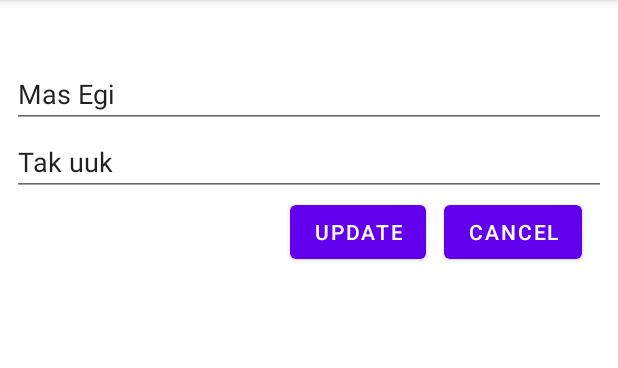
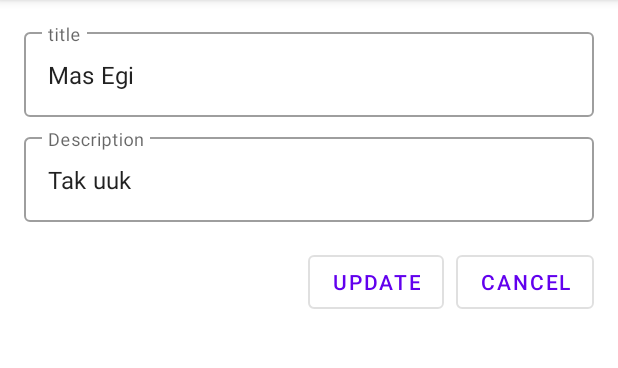
Before and after one commit to edwardsuwirya/my-simple-recyclerview, an Android app: the screen it shows after launch (MainActivity), after a tap on "Mas Egi", on a phone screen of 412 x 824 dp, the part 84-452 px from its top. Run offline under Robolectric (Android 15) with nearby library versions, the phone set to English and light mode, and no system bars.

Commit message:
Add feature in the same fragment with update

```diff
--- a/app/src/main/java/com/enigmacamp/mysimplerecyclerview/data/repository/ItemRepository.kt
+++ b/app/src/main/java/com/enigmacamp/mysimplerecyclerview/data/repository/ItemRepository.kt
@@ -33,6 +33,7 @@ class ItemRepository : SimpleRepository {
         var oldItem = itemList.find {
             it.id == item.id
         }
+        Log.d("Repo", oldItem.toString())
         oldItem?.let {
             delete(it)
             add(item)
--- a/app/src/main/java/com/enigmacamp/mysimplerecyclerview/presentation/item/home/HomeFragment.kt
+++ b/app/src/main/java/com/enigmacamp/mysimplerecyclerview/presentation/item/home/HomeFragment.kt
@@ -50,10 +50,11 @@ class HomeFragment : Fragment() {
                 layoutManager = LinearLayoutManager(requireContext())
                 adapter = rvAdapter
             }
+
             addButton.setOnClickListener {
-                viewModel.onAddItem(
-                    titleEditText.text.toString(),
-                    descriptionEditText.text.toString()
+                Navigation.findNavController(requireView()).navigate(
+                    R.id.action_homeFragment_to_updateFragment,
+                    bundleOf("update_action" to "ADD")
                 )
             }
         }
@@ -77,8 +78,16 @@ class HomeFragment : Fragment() {
         })
         viewModel.itemUpdateLiveData.observe(this, {
             Navigation.findNavController(requireView())
-                .navigate(R.id.action_homeFragment_to_updateFragment, bundleOf("item_update" to it))
+                .navigate(
+                    R.id.action_homeFragment_to_updateFragment,
+                    bundleOf("item_update" to it, "update_action" to "UPDATE")
+                )
         })
+    }
+
+    override fun onDestroyView() {
+        super.onDestroyView()
+        arguments?.clear()
     }
 
     companion object {
--- a/app/src/main/java/com/enigmacamp/mysimplerecyclerview/presentation/item/home/HomeViewModel.kt
+++ b/app/src/main/java/com/enigmacamp/mysimplerecyclerview/presentation/item/home/HomeViewModel.kt
@@ -35,8 +35,4 @@ class HomeViewModel(private val repository: SimpleRepository) : ViewModel(), Ite
         _itemUpdateLiveData.value = item
     }
 
-    fun onAddItem(title: String, description: String) {
-        repository.add(Item(title = title, description = description))
-        loadItemData()
-    }
 }
--- a/app/src/main/java/com/enigmacamp/mysimplerecyclerview/presentation/item/home/ItemViewHolder.kt
+++ b/app/src/main/java/com/enigmacamp/mysimplerecyclerview/presentation/item/home/ItemViewHolder.kt
@@ -17,7 +17,7 @@ class ItemViewHolder(view: View, val clickListener: ItemClickListener) :
             deleteButton.setOnClickListener {
                 clickListener.onDelete(item)
             }
-            titleTextView.setOnClickListener {
+            itemCard.setOnClickListener {
                 clickListener.onUpdate(item)
             }
         }
--- a/app/src/main/java/com/enigmacamp/mysimplerecyclerview/presentation/item/update/UpdateFragment.kt
+++ b/app/src/main/java/com/enigmacamp/mysimplerecyclerview/presentation/item/update/UpdateFragment.kt
@@ -23,12 +23,17 @@ import com.enigmacamp.mysimplerecyclerview.databinding.FragmentUpdateBinding
  */
 class UpdateFragment : Fragment() {
     private var itemUpdate: Item? = null
+    private var updateAction: String? = null
+
     private lateinit var binding: FragmentUpdateBinding
     private lateinit var viewModel: UpdateViewModel
+    private var updatedItem: Item? = null
+
     override fun onCreate(savedInstanceState: Bundle?) {
         super.onCreate(savedInstanceState)
         arguments?.let {
             itemUpdate = it.getParcelable<Item>("item_update")
+            updateAction = it.getString("update_action", "")
         }
         initViewModel()
         subscribe()
@@ -43,20 +48,31 @@ class UpdateFragment : Fragment() {
             cancelButton.setOnClickListener {
                 Navigation.findNavController(requireView()).popBackStack()
             }
+
             itemUpdate?.apply {
+                titleUpdateEditText.editText?.setText(title)
+                descriptionUpdateEditText.editText?.setText(description)
+            }
+            updateButton.setOnClickListener {
+                when (updateAction) {
+                    "ADD" -> {
+                        viewModel.onAddItem(
+                            titleUpdateEditText.editText?.text.toString(),
+                            descriptionUpdateEditText.editText?.text.toString()
+                        )
+                    }
+                    "UPDATE" -> {
+                        itemUpdate?.apply {
+                            val updatedItem = copy(
+                                title = titleUpdateEditText.editText?.text.toString(),
+                                description = descriptionUpdateEditText.editText?.text.toString()
+                            )
+                            viewModel.onUpdate(updatedItem)
+                        }
+                    }
+                }
 
-                titleUpdateEditText.setText(title)
-                descriptionUpdateEditText.setText(description)
-                updateButton.setOnClickListener {
-                    val updatedItem = copy(
-                        title = titleUpdateEditText.text.toString(),
-                        description = descriptionUpdateEditText.text.toString()
-                    )
-                    Log.d("Repo", updatedItem.toString())
-                    viewModel.onUpdate(updatedItem)
-                }
             }
-
         }
         return binding.root
     }
--- a/app/src/main/java/com/enigmacamp/mysimplerecyclerview/presentation/item/update/UpdateViewModel.kt
+++ b/app/src/main/java/com/enigmacamp/mysimplerecyclerview/presentation/item/update/UpdateViewModel.kt
@@ -17,4 +17,9 @@ class UpdateViewModel(private val repository: SimpleRepository) : ViewModel() {
         val itemUpdated = repository.update(item)
         _updateStatus.value = itemUpdated
     }
+
+    fun onAddItem(title: String, description: String) {
+        val itemUpdated = repository.add(Item(title = title, description = description))
+        _updateStatus.value = itemUpdated
+    }
 }
--- a/app/src/main/res/layout/fragment_update.xml
+++ b/app/src/main/res/layout/fragment_update.xml
@@ -6,51 +6,66 @@
     android:layout_height="match_parent"
     tools:context=".presentation.item.update.UpdateFragment">
 
-    <EditText
+    <com.google.android.material.textfield.TextInputLayout
         android:id="@+id/title_update_editText"
-        android:layout_width="0dp"
+        style="@style/Widget.MaterialComponents.TextInputLayout.OutlinedBox"
+        android:layout_width="match_parent"
         android:layout_height="wrap_content"
-        android:layout_marginStart="8dp"
-        android:layout_marginTop="40dp"
-        android:layout_marginEnd="8dp"
-        android:ems="10"
-        android:hint="Title"
-        android:inputType="textPersonName"
+        android:layout_marginStart="16dp"
+        android:layout_marginTop="16dp"
+        android:layout_marginEnd="16dp"
+        android:hint="title"
         app:layout_constraintEnd_toEndOf="parent"
-        app:layout_constraintHorizontal_bias="0.0"
         app:layout_constraintStart_toStartOf="parent"
-        app:layout_constraintTop_toTopOf="parent" />
+        app:layout_constraintTop_toTopOf="parent">
 
-    <EditText
+        <com.google.android.material.textfield.TextInputEditText
+            android:layout_width="match_parent"
+            android:layout_height="wrap_content" />
+
+    </com.google.android.material.textfield.TextInputLayout>
+
+    <com.google.android.material.textfield.TextInputLayout
         android:id="@+id/description_update_editText"
-        android:layout_width="0dp"
+        style="@style/Widget.MaterialComponents.TextInputLayout.OutlinedBox"
+        android:layout_width="match_parent"
         android:layout_height="wrap_content"
-        android:layout_marginStart="8dp"
-        android:layout_marginEnd="8dp"
-        android:ems="10"
+        android:layout_marginStart="16dp"
+        android:layout_marginTop="8dp"
+        android:layout_marginEnd="16dp"
         android:hint="Description"
-        android:inputType="textPersonName"
         app:layout_constraintEnd_toEndOf="parent"
-        app:layout_constraintHorizontal_bias="0.0"
         app:layout_constraintStart_toStartOf="parent"
-        app:layout_constraintTop_toBottomOf="@+id/title_update_editText" />
+        app:layout_constraintTop_toBottomOf="@+id/title_update_editText">
+
+        <com.google.android.material.textfield.TextInputEditText
+            android:layout_width="match_parent"
+            android:layout_height="wrap_content"
+            app:layout_constraintEnd_toEndOf="parent"
+            app:layout_constraintStart_toStartOf="parent"
+            app:layout_constraintTop_toBottomOf="@+id/title_update_editText" />
+    </com.google.android.material.textfield.TextInputLayout>
 
     <Button
         android:id="@+id/update_button"
+        style="?attr/materialButtonOutlinedStyle"
         android:layout_width="wrap_content"
         android:layout_height="wrap_content"
+        android:layout_marginTop="16dp"
+        android:layout_marginEnd="8dp"
         android:text="Update"
         app:layout_constraintEnd_toStartOf="@+id/cancel_button"
-        app:layout_constraintHorizontal_bias="0.94"
-        app:layout_constraintStart_toStartOf="parent"
         app:layout_constraintTop_toBottomOf="@+id/description_update_editText" />
 
     <Button
         android:id="@+id/cancel_button"
+        style="?attr/materialButtonOutlinedStyle"
         android:layout_width="wrap_content"
         android:layout_height="wrap_content"
-        android:layout_marginEnd="24dp"
+        android:layout_marginTop="16dp"
+        android:layout_marginEnd="16dp"
         android:text="Cancel"
         app:layout_constraintEnd_toEndOf="parent"
         app:layout_constraintTop_toBottomOf="@+id/description_update_editText" />
+
 </androidx.constraintlayout.widget.ConstraintLayout>
--- a/app/src/main/res/navigation/nav_graph.xml
+++ b/app/src/main/res/navigation/nav_graph.xml
@@ -26,11 +26,15 @@
         tools:layout="@layout/fragment_update" >
         <argument
             android:name="item_update"
-            app:argType="com.enigmacamp.mysimplerecyclerview.data.model.Item" />
+            app:argType="com.enigmacamp.mysimplerecyclerview.data.model.Item"
+            app:nullable="true" />
         <action
             android:id="@+id/action_updateFragment_to_homeFragment"
             app:destination="@id/homeFragment"
             app:popUpTo="@id/homeFragment"
             app:popUpToInclusive="true" />
+        <argument
+            android:name="update_action"
+            app:argType="string" />
     </fragment>
 </navigation>
```
Also changed, not shown: app/src/main/res/drawable/ic_plus_24.xml (added, +10 -0 lines), app/src/main/res/layout/fragment_home.xml (+13 -34 lines), app/src/main/res/layout/item_layout.xml (+27 -8 lines).
